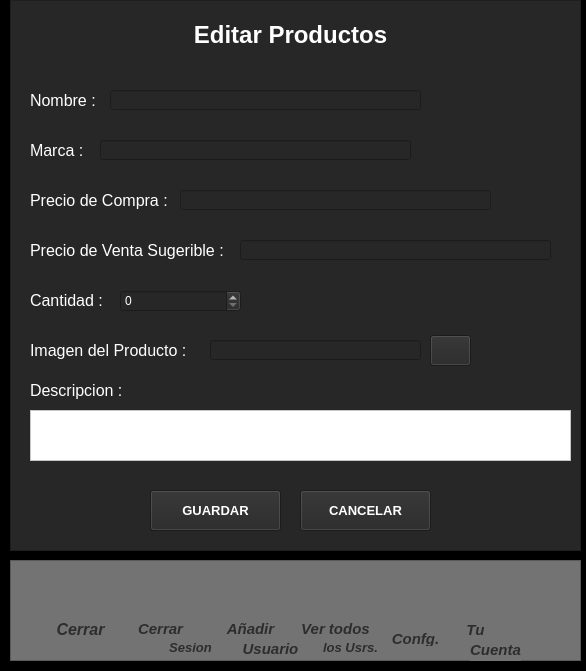
MiguelAngelDominguez/Interfaz_Tienda_py, file ui_file/edit_product.ui: the form before one commit.
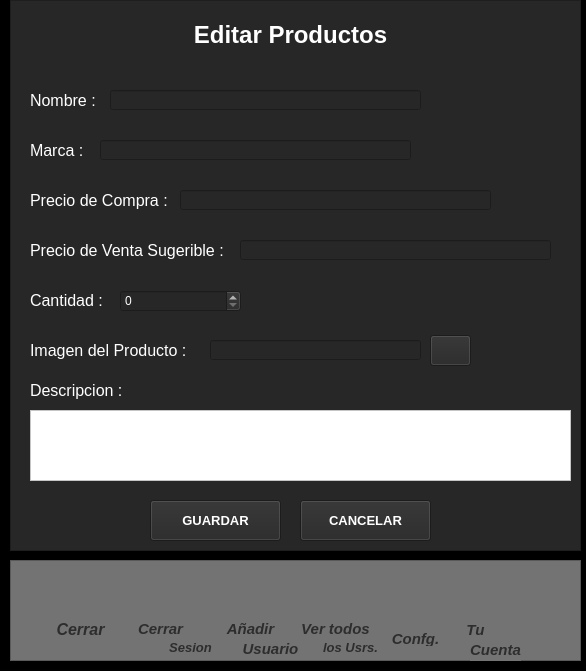
The form after the commit. Icons and pictures are not drawn.

The edit to the form file:
```diff
--- a/ui_file/edit_product.ui
+++ b/ui_file/edit_product.ui
@@ -299,7 +299,7 @@
       <x>20</x>
       <y>410</y>
       <width>541</width>
-      <height>51</height>
+      <height>71</height>
      </rect>
     </property>
     <property name="styleSheet">
@@ -310,7 +310,7 @@
     <property name="geometry">
      <rect>
       <x>140</x>
-      <y>490</y>
+      <y>500</y>
       <width>131</width>
       <height>41</height>
      </rect>
@@ -343,7 +343,7 @@
     <property name="geometry">
      <rect>
       <x>290</x>
-      <y>490</y>
+      <y>500</y>
       <width>131</width>
       <height>41</height>
      </rect>
```
Left out of the diff: 23 changed lines with no effect on the pictures.
